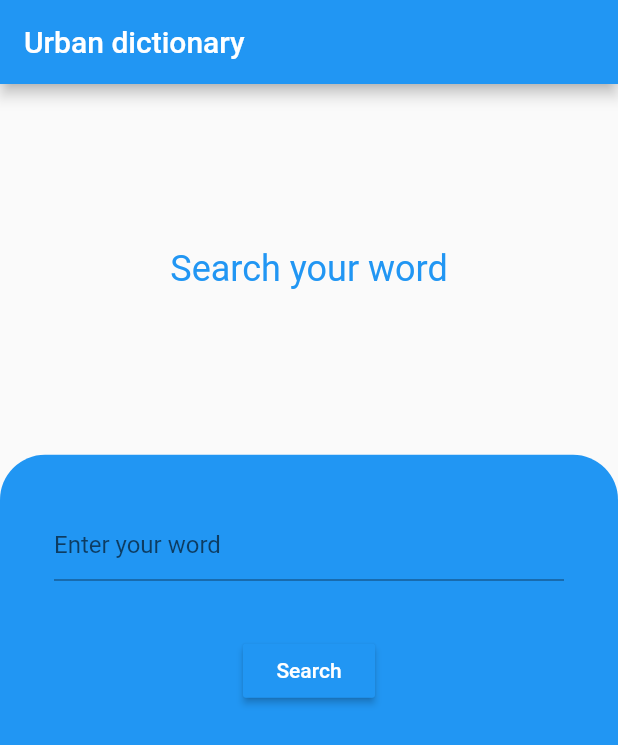
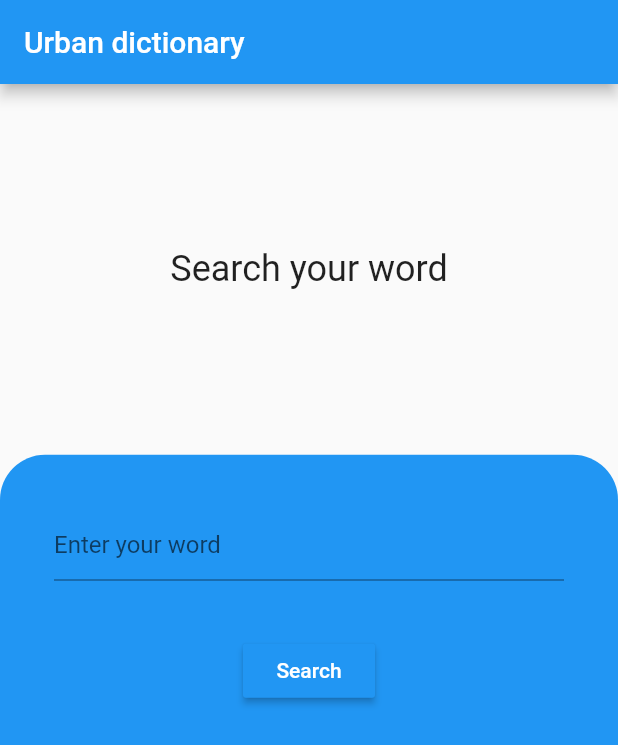
Before and after one commit to JankovicsSandor/flutter_urban_dictionary, a Flutter app: the screen it shows after launch, on a phone screen of 412 x 824 dp. Shown: the top 745 px of the screen. Run offline on Flutter 3.47's test engine with Material 2 defaults, Android fonts, the phone set to English and light mode, and no system bars.

```diff
--- a/lib/main.dart
+++ b/lib/main.dart
@@ -23,8 +23,8 @@ class MyApp extends StatelessWidget {
       ),
       darkTheme: ThemeData(
         brightness: Brightness.dark,
-        primaryColor: Colors.black,
-        accentColor: Colors.blueGrey,
+        primaryColor: Colors.black45,
+        accentColor: Colors.blueGrey[800],
       ),
       home: MyHomePage(title: 'Urban dictionary'),
     );
@@ -72,8 +72,7 @@ class _MyHomePageState extends State<MyHomePage> {
                       padding: const EdgeInsets.all(8.0),
                       child: Text(
                         "Search your word",
-                        style: TextStyle(
-                            fontSize: 24, color: Theme.of(context).accentColor),
+                        style: TextStyle(fontSize: 24),
                       ),
                     ),
                   ],
@@ -103,6 +102,7 @@ class _MyHomePageState extends State<MyHomePage> {
                           onFieldSubmitted: (val) {
                             setState(() {
                               keyboardOpen = false;
+                              if (searchText != '') {
                                 Navigator.push(
                                   context,
                                   MaterialPageRoute(
@@ -111,6 +111,7 @@ class _MyHomePageState extends State<MyHomePage> {
                                     ),
                                   ),
                                 );
+                              }
                             });
                           },
                           textCapitalization: TextCapitalization.sentences,
```
Also changed, not shown: lib/screens/search_result_screen.dart (+8 -1 lines), lib/widgets/no_result.dart (added, +29 -0 lines). Lines whose indentation alone changed are shown as unchanged.
